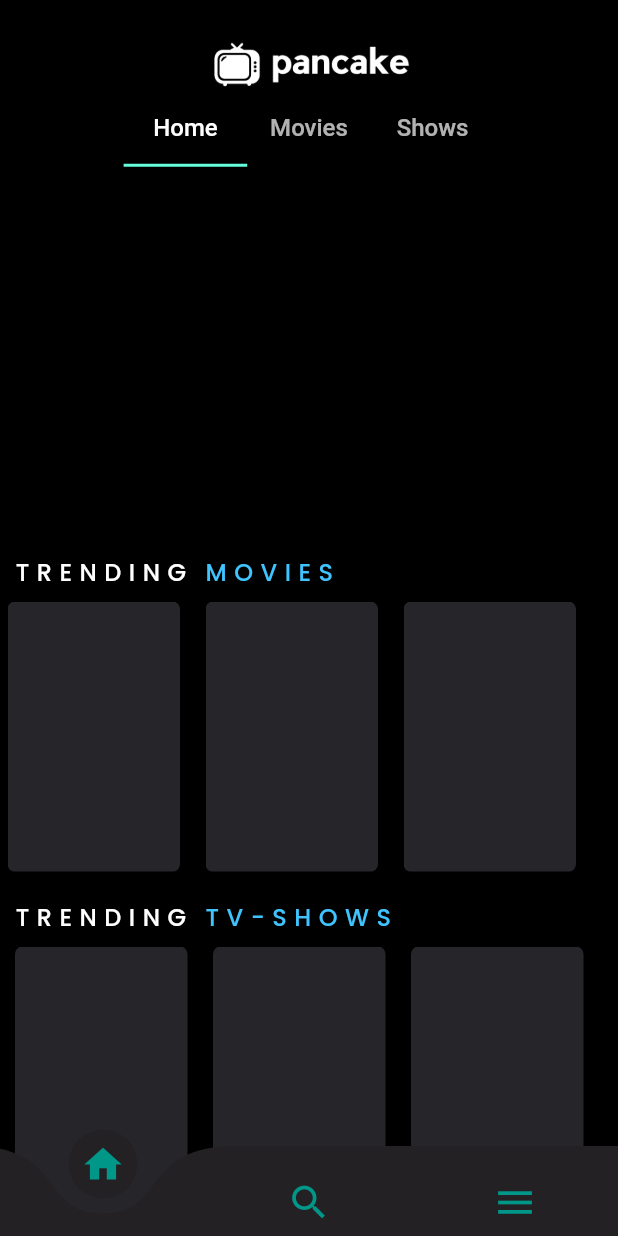
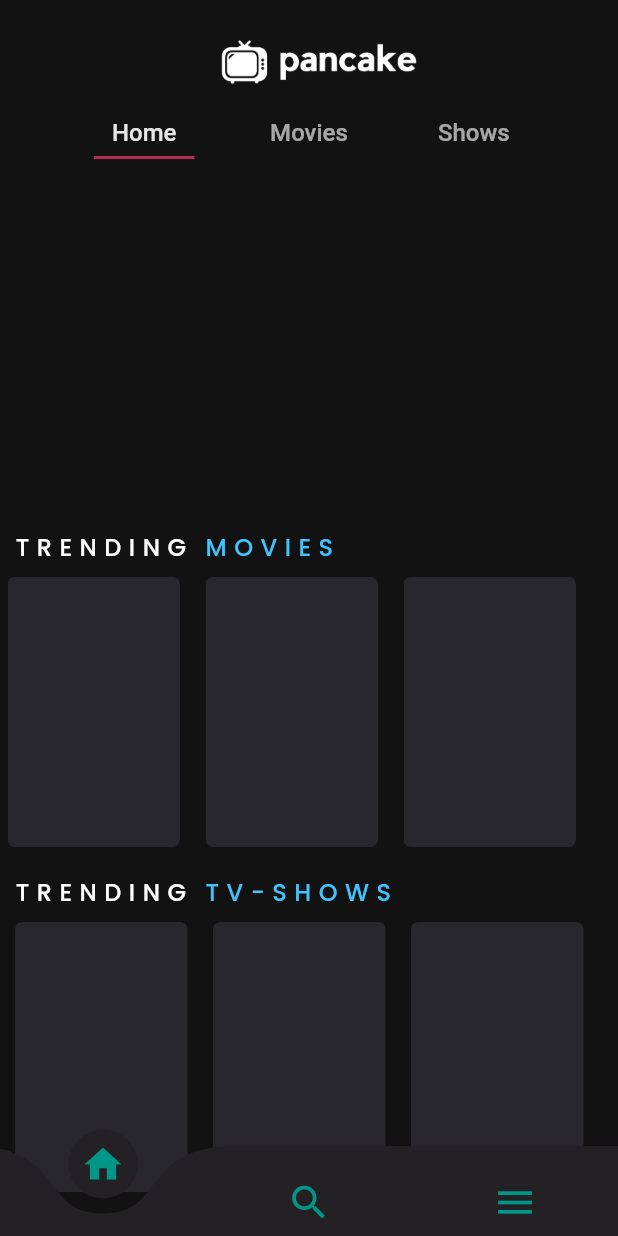
Before and after one commit to tejas-xd/Pancake, a Flutter app: the screen it shows once a user with an empty profile is signed in, on a phone screen of 412 x 824 dp. Run offline on Flutter 3.47's test engine with Material 2 defaults, Android fonts, the phone set to English and light mode, and no system bars; drawn by our look-alikes of curved_navigation_bar; our stand-ins replace cached_network_image, carousel_slider, cloud_firestore, dio, dots_indicator, firebase_auth and 5 more; accounts and stored records are empty; network calls fail.

Commit message:
minor changes
Signed-off-by: tejas-xd <tskakde@gmail.com>

```diff
--- a/lib/data_handling/apiservices.dart
+++ b/lib/data_handling/apiservices.dart
@@ -14,7 +14,7 @@ class ApiService {
   final Dio _dio = Dio();
 
   final String baseUrl = 'https://api.themoviedb.org/3';
-  final String apiKey = 'api_key=#########################';
+  final String apiKey = 'api_key=#############################';
 
 
   Future<List<Genre>> getGenreList(String mediatype) async {
--- a/lib/home/homescreenbody.dart
+++ b/lib/home/homescreenbody.dart
@@ -20,41 +20,41 @@ class _HomescreenbodyState extends State<Homescreenbody>
 
     return Scaffold(
       appBar: PreferredSize(
-          preferredSize: Size(size.width, size.height * 0.12),
+          preferredSize: Size(size.width, size.height * 0.1),
           child: Column(
             mainAxisAlignment: MainAxisAlignment.end,
             children: [
-              SizedBox(
-                height: size.height * 0.03,
+              // SizedBox(
+              //   height: size.height * 0.03,
+              // ),
+              Container(
+                height: size.height * 0.04,
+                margin: const EdgeInsets.only(top: 25,bottom: 15,left:30,right: 20),
+                child: Image.asset('assets/appbar.png'),
               ),
               Container(
                 height: size.height * 0.04,
-                margin: const EdgeInsets.symmetric(vertical: 2, horizontal: 20),
-                child: Image.asset('assets/appbar.png'),
-              ),
-              Container(
-                height: size.height * 0.06,
-                width: size.width * 0.6,
+                width: size.width * 0.8,
                 color: Colors.transparent,
                 child: TabBar(
-                  indicatorSize: TabBarIndicatorSize.tab,
+                  indicatorSize: TabBarIndicatorSize.label,
                   labelPadding: EdgeInsets.zero,
-                  indicatorColor: xtindicator,
+                  indicatorColor: xselected,
                   controller: tabController,
                   labelStyle: TextStyle(
-                    color: xtlabel,
+                    color: xhightext,
                     fontSize: 16,
                     fontWeight: FontWeight.w500,
                   ),
                   tabs: const [
                     Tab(
-                      text: 'Home',
+                      text: '   Home   ',
                     ),
                     Tab(
-                      text: 'Movies',
+                      text: '   Movies   ',
                     ),
                     Tab(
-                      text: 'Shows',
+                      text: '   Shows   ',
                     ),
                   ],
                 ),
--- a/lib/main.dart
+++ b/lib/main.dart
@@ -13,6 +13,7 @@ import 'package:pancake/shared/customvalues.dart';
 
 //ver 2
 Future<void> main() async {
+  SystemChrome.setSystemUIOverlayStyle(const SystemUiOverlayStyle(statusBarColor: Colors.transparent));
   SystemChrome.setPreferredOrientations([DeviceOrientation.portraitUp,DeviceOrientation.portraitDown]);
   WidgetsFlutterBinding.ensureInitialized();
   await Firebase.initializeApp();
--- a/lib/shared/customvalues.dart
+++ b/lib/shared/customvalues.dart
@@ -8,9 +8,12 @@ Color mode = darkmode;
 
 String mediatype = 'movie';
 
-Color xcanvas = const Color(0xff000000);
+Color xcanvas = const Color(0xff121212);
 Color xbnavbar = const Color(0xff242124);
 Color xbicon = Colors.teal;
 Color xtindicator = Colors.tealAccent;
 Color xtlabel = Colors.white;
-Color xtext = Colors.white;
+Color xhightext = const Color(0xffe7e7e7);
+Color xlowtext = const Color(0xff888888);
+Color xselected = const Color(0xffb32f55);
+Color xbackground = const Color(0xff212121);
--- a/lib/shared/customwidgets.dart
+++ b/lib/shared/customwidgets.dart
@@ -48,9 +48,10 @@ class _HorizontalSliderState extends State<HorizontalSlider> {
                     );
                   }
                 },
-                child: SizedBox(
+                child: Container(
                   width: size.width,
                   height: size.width*0.6,
+                  padding: EdgeInsets.symmetric(horizontal: 10),
                   child: ClipRRect(
                     borderRadius: const BorderRadius.all(Radius.circular(20.0)),
                     child: Image(
@@ -65,7 +66,7 @@ class _HorizontalSliderState extends State<HorizontalSlider> {
               options: CarouselOptions(
                 aspectRatio: 10 / 6,
                 autoPlay: true,
-                viewportFraction: 1,
+                viewportFraction: 0.9,
               ),
             );
           } else {
```
Also changed, not shown: lib/loginscreen.dart (+5 -4 lines).
